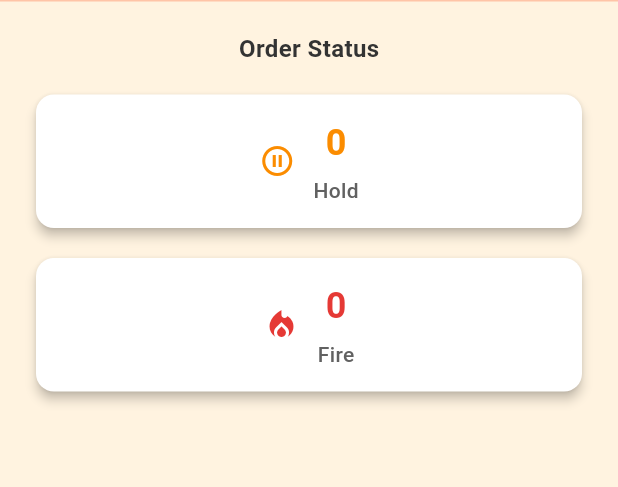
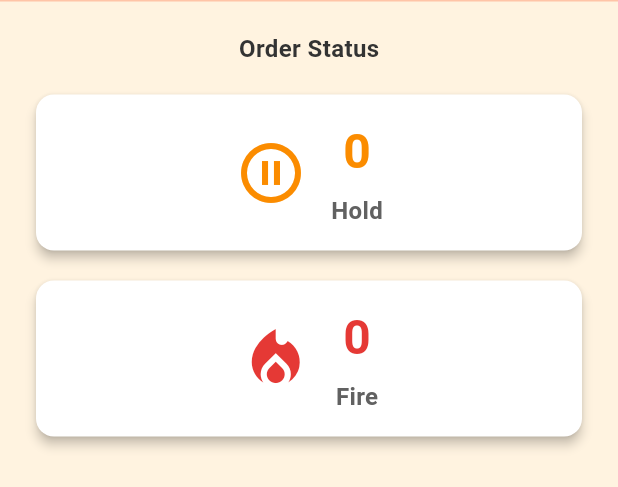
Before and after one commit to palkeshpatel/restaurant_pos, a Flutter app: the StatusCountWidget widget shown alone on an empty page, opened directly with empty values, on a phone screen of 412 x 824 dp. Shown: the top 487 px of the screen. Run offline on Flutter 3.47's test engine with Material 3 defaults, Android fonts, the phone set to English and light mode, and no system bars; our stand-ins replace shared_preferences; accounts and stored records are empty; network calls fail.

```diff
--- a/lib/widgets/status_count_widget.dart
+++ b/lib/widgets/status_count_widget.dart
@@ -8,6 +8,7 @@ class StatusCountWidget extends StatefulWidget {
   final List<OrderItem>? holdItems;
   final List<OrderItem>? fireItems;
   final Function(OrderItem)? onItemMovedToFire;
+  final VoidCallback? onHoldLongPress; // Callback when Hold box is long-pressed
 
   const StatusCountWidget({
     super.key,
@@ -16,6 +17,7 @@ class StatusCountWidget extends StatefulWidget {
     this.holdItems,
     this.fireItems,
     this.onItemMovedToFire,
+    this.onHoldLongPress,
   });
 
   @override
@@ -25,6 +27,7 @@ class StatusCountWidget extends StatefulWidget {
 class _StatusCountWidgetState extends State<StatusCountWidget>
     with SingleTickerProviderStateMixin {
   bool _showExplosion = false;
+  bool _isHoldLongPressing = false;
   late AnimationController _explosionController;
   late Animation<double> _explosionAnimation;
 
@@ -120,15 +123,48 @@ class _StatusCountWidgetState extends State<StatusCountWidget>
     IconData icon,
     List<OrderItem> items,
   ) {
-    return DragTarget<OrderItem>(
+    return GestureDetector(
+      onLongPressStart: (_) {
+        // Start long press - show visual feedback
+        if (count > 0) {
+          setState(() {
+            _isHoldLongPressing = true;
+          });
+        }
+      },
+      onLongPressEnd: (_) {
+        // End long press - fire all hold items
+        setState(() {
+          _isHoldLongPressing = false;
+        });
+        if (widget.onHoldLongPress != null && count > 0) {
+          widget.onHoldLongPress!();
+        }
+      },
+      onLongPressCancel: () {
+        // Cancel long press
+        setState(() {
+          _isHoldLongPressing = false;
+        });
+      },
+      child: DragTarget<OrderItem>(
         onAccept: (item) {
           // Item was dropped here, but we want to prevent dropping on Hold
           // This is just for visual feedback
         },
         onWillAccept: (data) => false, // Don't accept drops on Hold
         builder: (context, candidateData, rejectedData) {
-        return _buildStatusCountCard(label, count, color, icon, items, isDraggable: true);
+          return _buildStatusCountCard(
+            label,
+            count,
+            color,
+            icon,
+            items,
+            isDraggable: true,
+            isLongPressing: _isHoldLongPressing,
+          );
         },
+      ),
     );
   }
 
@@ -173,19 +209,22 @@ class _StatusCountWidgetState extends State<StatusCountWidget>
     bool isDraggable = false,
     bool isDropTarget = false,
     bool isHighlighted = false,
+    bool isLongPressing = false,
   }) {
-    return Card(
-      elevation: isHighlighted ? 8 : 3,
+    return AnimatedContainer(
+      duration: const Duration(milliseconds: 200),
+      child: Card(
+        elevation: (isHighlighted || isLongPressing) ? 8 : 3,
         shape: RoundedRectangleBorder(
           borderRadius: BorderRadius.circular(12),
-        side: isHighlighted
+          side: (isHighlighted || isLongPressing)
               ? BorderSide(color: color, width: 3)
               : BorderSide.none,
         ),
         child: Container(
           decoration: BoxDecoration(
             borderRadius: BorderRadius.circular(12),
-          color: isHighlighted ? color.withOpacity(0.1) : null,
+            color: (isHighlighted || isLongPressing) ? color.withOpacity(0.2) : null,
           ),
           child: Padding(
           padding: const EdgeInsets.all(15),
@@ -197,16 +236,16 @@ class _StatusCountWidgetState extends State<StatusCountWidget>
                   Icon(
                     icon,
                     color: color,
-                    size: 24,
+                    size: 48,
                   ),
-                  const SizedBox(width: 12),
+                  const SizedBox(width: 16),
                   Column(
                     mainAxisSize: MainAxisSize.min,
                     children: [
                       Text(
                         count.toString(),
                         style: TextStyle(
-                          fontSize: 24,
+                          fontSize: 32,
                           fontWeight: FontWeight.bold,
                           color: color,
                         ),
@@ -215,9 +254,9 @@ class _StatusCountWidgetState extends State<StatusCountWidget>
                       Text(
                         label,
                         style: TextStyle(
-                          fontSize: 14,
+                          fontSize: 16,
                           color: Colors.grey.shade700,
-                          fontWeight: FontWeight.w500,
+                          fontWeight: FontWeight.w600,
                         ),
                       ),
                     ],
@@ -305,6 +344,7 @@ class _StatusCountWidgetState extends State<StatusCountWidget>
           ),
         ),
       ),
+      ),
     );
   }
 
```
Also changed, not shown: lib/screens/pos_screen.dart (+102 -112 lines). Lines whose indentation alone changed are shown as unchanged.
